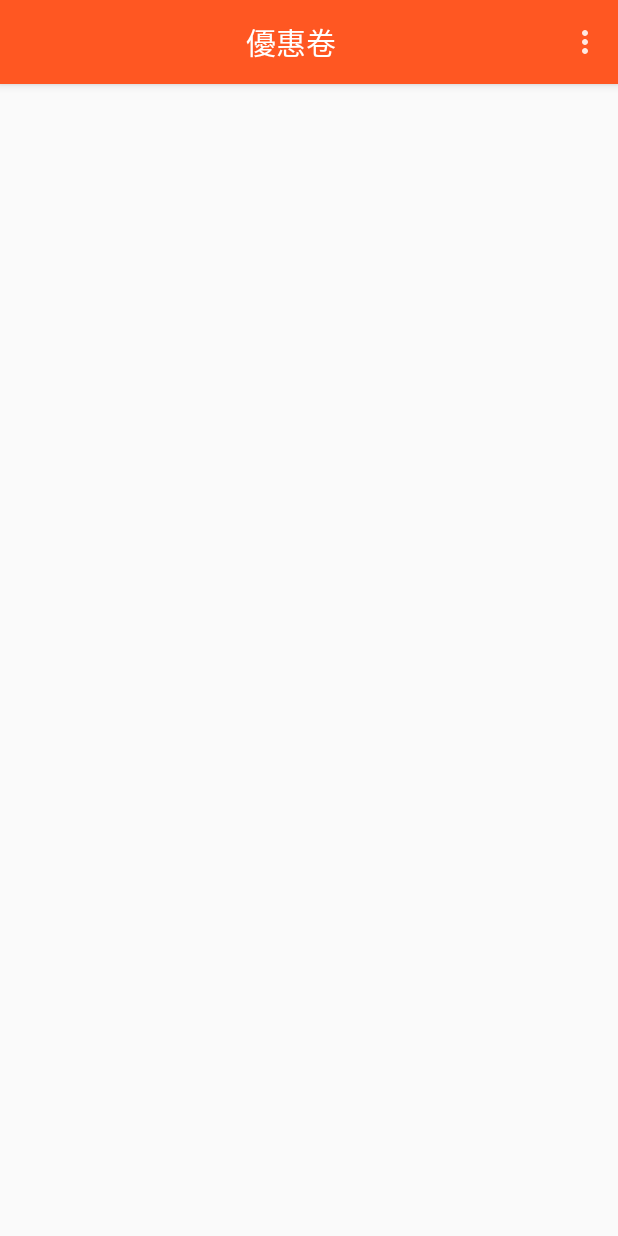
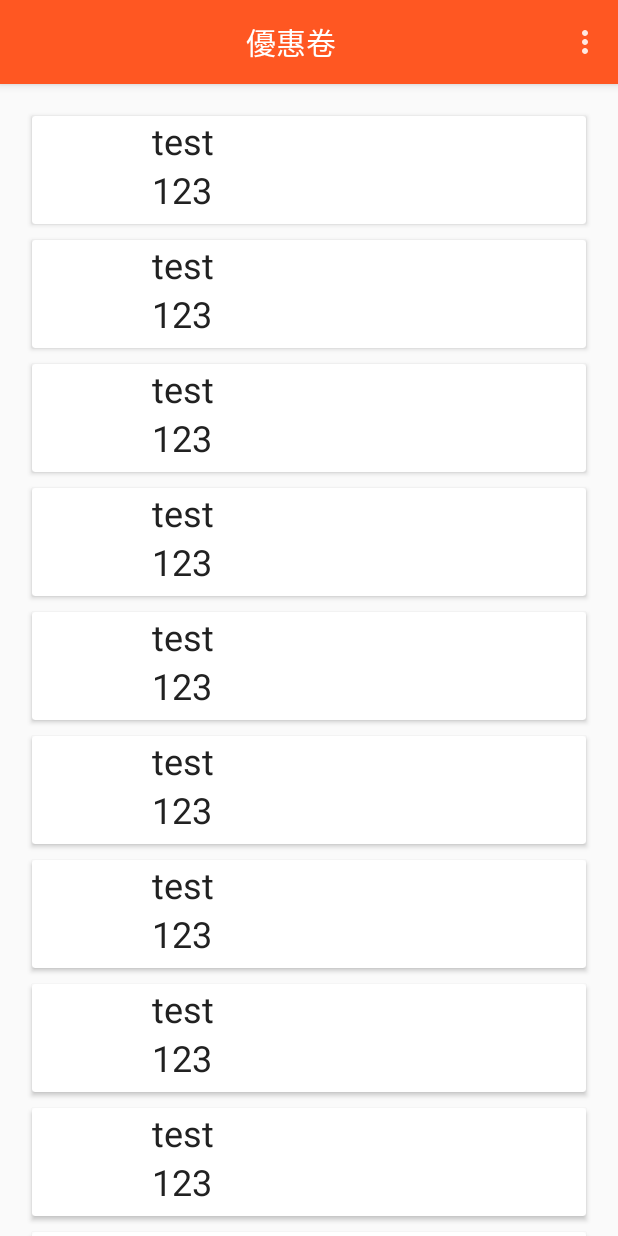
Before and after one commit to scott108/Bonus-Android, an Android app: the fragment CouponFragment placed in its activity, on a phone screen of 412 x 824 dp. Run offline under Robolectric (Android 15) with nearby library versions, the phone set to English and light mode, and no system bars; 5 statements that could not run were skipped.

Commit message:
Add recycleView with cardView in couponFragment and renaem the adapter of invoice

```diff
--- a/app/build.gradle
+++ b/app/build.gradle
@@ -21,5 +21,8 @@ android {
 
 dependencies {
     compile fileTree(dir: 'libs', include: ['*.jar'])
-    compile 'com.android.support:appcompat-v7:21.0.3'
+    compile "com.android.support:support-v4:21.0.3"
+    compile "com.android.support:appcompat-v7:21.0.3"
+    compile 'com.android.support:recyclerview-v7:21.0.3'
+    compile 'com.android.support:cardview-v7:21.0.3'
 }
--- a/app/src/main/AndroidManifest.xml
+++ b/app/src/main/AndroidManifest.xml
@@ -4,6 +4,8 @@
     <uses-permission android:name="android.permission.NFC" />
     <uses-sdk android:minSdkVersion="10"/>
     <uses-feature android:name="android.hardware.nfc" android:required="true" />
+    <uses-permission android:name="android.permission.ACCESS_NETWORK_STATE"/>
+    <uses-permission android:name="android.permission.INTERNET"/>
 
     <application
         android:allowBackup="true"
--- a/app/src/main/java/com/example/scott/bonus/MainActivity.java
+++ b/app/src/main/java/com/example/scott/bonus/MainActivity.java
@@ -16,18 +16,15 @@ import android.util.DisplayMetrics;
 import android.view.Menu;
 import android.nfc.NfcAdapter.CreateNdefMessageCallback;
 import android.nfc.NfcAdapter.OnNdefPushCompleteCallback;
-import android.view.View;
-import android.view.ViewGroup;
 import android.view.WindowManager;
-import android.widget.ArrayAdapter;
 import android.widget.TextView;
 import android.widget.Toast;
 
 import com.example.scott.bonus.fragment.CouponFragment;
 import com.example.scott.bonus.fragment.InvoiceFragment;
 import com.example.scott.bonus.fragment.UserFragment;
+import com.example.scott.bonus.fragmentcontrol.CouponFragmentControl;
 import com.example.scott.bonus.fragmentcontrol.InvoiceFragmentControl;
-import com.example.scott.bonus.gategory.CategoryAdapter;
 import com.example.scott.bonus.sqlite.doa.InvoiceDAO;
 import com.example.scott.bonus.sqlite.doa.InvoiceGoodsDAO;
 import com.example.scott.bonus.sqlite.entity.InvoiceGoodsItem;
@@ -38,7 +35,6 @@ import com.example.scott.bonus.utility.utility;
 import org.json.JSONException;
 import org.json.JSONObject;
 
-import java.util.ArrayList;
 import java.util.List;
 
 public class MainActivity extends FragmentActivity implements CreateNdefMessageCallback, OnNdefPushCompleteCallback {
@@ -54,10 +50,15 @@ public class MainActivity extends FragmentActivity implements CreateNdefMessageC
     private CouponFragment couponFragment;
     private UserFragment userFragment;
     private InvoiceFragmentControl invoiceFragmentControl;
+    private CouponFragmentControl couponFragmentControl;
     String domain = "com.example.scott.androidbream";
     String type = "icheedata";
     int width;
     int height;
+
+    public CouponFragmentControl getCouponFragmentControl() {
+        return couponFragmentControl;
+    }
 
     public InvoiceFragment getInvoiceFragment() {
         return invoiceFragment;
@@ -91,6 +92,8 @@ public class MainActivity extends FragmentActivity implements CreateNdefMessageC
         buildSQLite();
 
         invoiceFragmentControl = new InvoiceFragmentControl(this);
+
+        couponFragmentControl = new CouponFragmentControl(this);
 
         initTabFragment();
 
--- a/app/src/main/java/com/example/scott/bonus/fragment/CouponFragment.java
+++ b/app/src/main/java/com/example/scott/bonus/fragment/CouponFragment.java
@@ -1,8 +1,13 @@
 package com.example.scott.bonus.fragment;
 
 import android.app.Activity;
+import android.content.Intent;
+import android.content.pm.ResolveInfo;
+import android.os.AsyncTask;
 import android.support.v4.app.Fragment;
 import android.os.Bundle;
+import android.support.v7.widget.LinearLayoutManager;
+import android.support.v7.widget.RecyclerView;
 import android.view.LayoutInflater;
 import android.view.View;
 import android.view.ViewGroup;
@@ -10,12 +15,18 @@ import android.view.ViewGroup;
 import com.example.scott.bonus.MainActivity;
 import com.example.scott.bonus.R;
 
+import java.util.ArrayList;
+import java.util.Collections;
+import java.util.List;
+
 /**
  * Created by Scott on 15/4/20.
  */
 public class CouponFragment extends Fragment{
 
     MainActivity mainActivity;
+    private RecyclerView mRecyclerView;
+
     @Override
     public void onAttach(Activity activity) {
         super.onAttach(activity);
@@ -33,7 +44,9 @@ public class CouponFragment extends Fragment{
     public void onActivityCreated(Bundle savedInstanceState) {
         super.onActivityCreated(savedInstanceState);
         mainActivity.getActionBar().setCustomView(R.layout.coupon_title);
+        mRecyclerView = (RecyclerView) this.getView().findViewById(R.id.list);
+        mRecyclerView.setLayoutManager(new LinearLayoutManager(mainActivity));
+        mRecyclerView.setAdapter(mainActivity.getCouponFragmentControl().getmAdapter());
+    }
 
-
-    }
 }
--- a/app/src/main/java/com/example/scott/bonus/fragment/InvoiceFragment.java
+++ b/app/src/main/java/com/example/scott/bonus/fragment/InvoiceFragment.java
@@ -1,13 +1,10 @@
 package com.example.scott.bonus.fragment;
 
 import android.app.Activity;
-import android.app.Dialog;
 import android.os.Bundle;
 import android.support.v4.app.Fragment;
-import android.util.DisplayMetrics;
 import android.view.LayoutInflater;
 import android.widget.AdapterView;
-import android.widget.ArrayAdapter;
 import android.view.View;
 import android.view.ViewGroup;
 import android.widget.ListView;
@@ -15,13 +12,8 @@ import android.widget.TextView;
 
 import com.example.scott.bonus.MainActivity;
 import com.example.scott.bonus.R;
-import com.example.scott.bonus.gategory.CategoryAdapter;
-import com.example.scott.bonus.sqlite.doa.InvoiceDAO;
-import com.example.scott.bonus.sqlite.doa.InvoiceGoodsDAO;
-import com.example.scott.bonus.sqlite.entity.InvoiceItem;
-
-import java.util.ArrayList;
-import java.util.List;
+import com.example.scott.bonus.fragmentcontrol.invoiceAdapter.Invoice;
+import com.example.scott.bonus.fragmentcontrol.invoiceAdapter.InvoiceAdapter;
 
 /**
  * Created by Scott on 15/4/20.
@@ -30,7 +22,8 @@ public class InvoiceFragment extends Fragment {
     ListView categoryList;
     MainActivity mainActivity;
     LayoutInflater inflater;
-    CategoryAdapter categoryAdapter;
+    InvoiceAdapter invoiceAdapter;
+    TextView textView;
     @Override
     public void onAttach(Activity activity) {
         super.onAttach(activity);
@@ -42,23 +35,28 @@ public class InvoiceFragment extends Fragment {
     @Override
     public View onCreateView(LayoutInflater inflater, ViewGroup container, Bundle savedInstanceState) {
         this.inflater = inflater;
-        return inflater.inflate(R.layout.invoice, container, false);
+        return inflater.inflate(R.layout.activity_invoice, container, false);
     }
 
     @Override
     public void onActivityCreated(Bundle savedInstanceState) {
         super.onActivityCreated(savedInstanceState);
-        categoryAdapter = mainActivity.getInvoiceFragmentControl().getmCategoryAdapter();
+        invoiceAdapter = mainActivity.getInvoiceFragmentControl().getInvoiceAdapter();
         mainActivity.getActionBar().setCustomView(R.layout.invoice_title);
+        textView = (TextView) this.getView().findViewById(R.id.textView);
         categoryList = (ListView) this.getView().findViewById(R.id.invoiceList);
-        categoryList.setAdapter(categoryAdapter);
+        categoryList.setAdapter(invoiceAdapter);
 
-        //mCategoryAdapter.addCategory("2015年 1~2月", new ArrayAdapter<String>(mainActivity, android.R.layout.simple_list_item_1, mContacts));
+        if(categoryList.getCount() == 0 ){
+            textView.setVisibility(View.VISIBLE);
+        } else {
+            textView.setVisibility(View.GONE);
+        }
 
         categoryList.setOnItemClickListener(new AdapterView.OnItemClickListener() {
             public void onItemClick(AdapterView<?> av, View view, int i, long l) {
                 //Toast.makeText(mainActivity, "myPos " + i, Toast.LENGTH_LONG).show();
-                mainActivity.getInvoiceFragmentControl().showInvoiceDetailDialog(categoryAdapter.getInvoiceNum(i));
+                mainActivity.getInvoiceFragmentControl().showInvoiceDetailDialog(invoiceAdapter.getInvoiceNum(i));
             }
         });
     }
@@ -66,7 +64,20 @@ public class InvoiceFragment extends Fragment {
     @Override
     public void onPause() {
         super.onPause();
-        categoryList.setAdapter(categoryAdapter);
+
     }
 
+    @Override
+    public void onResume() {
+        super.onResume();
+        categoryList.setAdapter(invoiceAdapter);
+
+        if(invoiceAdapter.getCount() == 0 ){
+            textView.setVisibility(View.VISIBLE);
+        } else {
+            textView.setVisibility(View.GONE);
+        }
+    }
+
+
 }
--- /dev/null
+++ b/app/src/main/java/com/example/scott/bonus/fragmentcontrol/CouponFragmentControl.java
@@ -0,0 +1,82 @@
+package com.example.scott.bonus.fragmentcontrol;
+
+import android.content.Intent;
+import android.content.pm.ResolveInfo;
+import android.os.AsyncTask;
+import android.support.v7.widget.LinearLayoutManager;
+
+import com.example.scott.bonus.MainActivity;
+import com.example.scott.bonus.R;
+import com.example.scott.bonus.fragmentcontrol.couponadapter.CouponAdapter;
+import com.example.scott.bonus.fragmentcontrol.couponadapter.CouponInfo;
+
+
+import java.util.ArrayList;
+import java.util.Collections;
+import java.util.List;
+
+/**
+ * Created by Scott on 15/5/7.
+ */
+public class CouponFragmentControl {
+
+    private List<CouponInfo> applicationList = new ArrayList<CouponInfo>();
+    private CouponAdapter mAdapter;
+    private MainActivity mainActivity;
+    private LinearLayoutManager linearLayoutManager;
+
+    public LinearLayoutManager getLinearLayoutManager() {
+        return linearLayoutManager;
+    }
+
+    public CouponAdapter getmAdapter() {
+        return mAdapter;
+    }
+
+    public CouponFragmentControl(MainActivity mainActivity) {
+
+        this.mainActivity = mainActivity;
+        mAdapter = new CouponAdapter(new ArrayList<CouponInfo>(), R.layout.coupon_cardview_item, mainActivity);
+        //linearLayoutManager = new LinearLayoutManager(mainActivity);
+        new InitializeApplicationsTask().execute();
+    }
+
+    private class InitializeApplicationsTask extends AsyncTask<Void, Void, Void> {
+
+        @Override
+        protected void onPreExecute() {
+            mAdapter.clearApplications();
+            super.onPreExecute();
+        }
+
+        @Override
+        protected Void doInBackground(Void... params) {
+            applicationList.clear();
+
+            //Query the applications
+            final Intent mainIntent = new Intent(Intent.ACTION_MAIN, null);
+            mainIntent.addCategory(Intent.CATEGORY_LAUNCHER);
+
+
+            for (int i = 0; i < 10; i++) {
+                CouponInfo couponInfo = new CouponInfo();
+                couponInfo.setName("test");
+                couponInfo.setNumber("123");
+                applicationList.add(couponInfo);
+            }
+
+
+            return null;
+        }
+
+        @Override
+        protected void onPostExecute(Void result) {
+            //handle visibility
+
+            //set data for list
+            mAdapter.addApplications(applicationList);
+
+            super.onPostExecute(result);
+        }
+    }
+}
--- a/app/src/main/java/com/example/scott/bonus/fragmentcontrol/InvoiceFragmentControl.java
+++ b/app/src/main/java/com/example/scott/bonus/fragmentcontrol/InvoiceFragmentControl.java
@@ -1,18 +1,16 @@
 package com.example.scott.bonus.fragmentcontrol;
 
 import android.app.Dialog;
-import android.util.Base64;
 import android.util.DisplayMetrics;
 import android.view.View;
 import android.view.ViewGroup;
 import android.view.WindowManager;
 import android.widget.ArrayAdapter;
 import android.widget.TextView;
-import android.widget.Toast;
 
 import com.example.scott.bonus.MainActivity;
 import com.example.scott.bonus.R;
-import com.example.scott.bonus.gategory.CategoryAdapter;
+import com.example.scott.bonus.fragmentcontrol.invoiceAdapter.InvoiceAdapter;
 import com.example.scott.bonus.sqlite.entity.InvoiceGoodsItem;
 import com.example.scott.bonus.sqlite.entity.InvoiceItem;
 
@@ -45,17 +43,17 @@ public class InvoiceFragmentControl {
         List<InvoiceItem> invoiceItems =  mainActivity.getInvoiceDAO().getAll();
         for(int i = 0; i < invoiceItems.size(); i++) {
             String listContentTitle = "\n發票統編：" + invoiceItems.get(i).getInvoiceNum() + "\n店名：" + invoiceItems.get(i).getStoreName()  + "\n消費時間："+ invoiceItems.get(i).getCurrentTime() + "\n";
-            if(!mCategoryAdapter.getClassName().contains(invoiceItems.get(i).getStoreName())) {
+            if(!invoiceAdapter.getGroupNames().contains(invoiceItems.get(i).getStoreName())) {
                 tempInvoiceList = new ArrayList<String>();
                 tempInvoiceList.add(listContentTitle);
-                mCategoryAdapter.addCategory(invoiceItems.get(i).getStoreName(), invoiceItems.get(i).getInvoiceNum(), new ArrayAdapter<String>(mainActivity, android.R.layout.simple_list_item_1, tempInvoiceList));
+                invoiceAdapter.addInvoice(invoiceItems.get(i).getStoreName(), invoiceItems.get(i).getInvoiceNum(), new ArrayAdapter<String>(mainActivity, android.R.layout.simple_list_item_1, tempInvoiceList));
             } else {
-                mCategoryAdapter.addCategoryInExistClass(invoiceItems.get(i).getStoreName(), invoiceItems.get(i).getInvoiceNum(), listContentTitle);
+                invoiceAdapter.addInvoiceInExistGroup(invoiceItems.get(i).getStoreName(), invoiceItems.get(i).getInvoiceNum(), listContentTitle);
             }
         }
     }
 
-    private CategoryAdapter mCategoryAdapter = new CategoryAdapter() {
+    private InvoiceAdapter invoiceAdapter = new InvoiceAdapter() {
         @Override
         protected View getTitleView(String title, int index, View convertView, ViewGroup parent) {
             TextView titleView;
@@ -71,20 +69,20 @@ public class InvoiceFragmentControl {
         }
     };
 
-    public CategoryAdapter getmCategoryAdapter() {
-        return mCategoryAdapter;
+    public InvoiceAdapter getInvoiceAdapter() {
+        return invoiceAdapter;
     }
 
     public void addNewInvoiceIntoAdapter(InvoiceItem invoiceItem) {
 
         //get invoice data to add into listView
         String listContentTitle = "\n發票統編：" + invoiceItem.getInvoiceNum() + "\n店名：" + invoiceItem.getStoreName()  + "\n消費時間："+ invoiceItem.getCurrentTime() + "\n";
-        if(!mCategoryAdapter.getClassName().contains(invoiceItem.getStoreName())) {
+        if(!invoiceAdapter.getGroupNames().contains(invoiceItem.getStoreName())) {
             tempInvoiceList = new ArrayList<String>();
             tempInvoiceList.add(listContentTitle);
-            mCategoryAdapter.addCategory(invoiceItem.getStoreName(), invoiceItem.getInvoiceNum(), new ArrayAdapter<String>(mainActivity, android.R.layout.simple_list_item_1, tempInvoiceList));
+            invoiceAdapter.addInvoice(invoiceItem.getStoreName(), invoiceItem.getInvoiceNum(), new ArrayAdapter<String>(mainActivity, android.R.layout.simple_list_item_1, tempInvoiceList));
         } else {
-            mCategoryAdapter.addCategoryInExistClass(invoiceItem.getStoreName(), invoiceItem.getInvoiceNum(), listContentTitle);
+            invoiceAdapter.addInvoiceInExistGroup(invoiceItem.getStoreName(), invoiceItem.getInvoiceNum(), listContentTitle);
         }
     }
 
--- /dev/null
+++ b/app/src/main/java/com/example/scott/bonus/fragmentcontrol/couponadapter/CouponAdapter.java
@@ -0,0 +1,85 @@
+package com.example.scott.bonus.fragmentcontrol.couponadapter;
+
+import android.support.v7.widget.RecyclerView;
+import android.view.LayoutInflater;
+import android.view.View;
+import android.view.ViewGroup;
+import android.widget.ImageView;
+import android.widget.TextView;
+
+import com.example.scott.bonus.MainActivity;
+import com.example.scott.bonus.R;
+
+import java.util.List;
+
+/**
+ * Created by Scott on 15/5/7.
+ */
+public class CouponAdapter extends RecyclerView.Adapter<CouponAdapter.ViewHolder>{
+
+    private List<CouponInfo> coupons;
+    private int rowLayout;
+    private MainActivity mAct;
+
+    public CouponAdapter(List<CouponInfo> coupons, int rowLayout, MainActivity act) {
+        this.coupons = coupons;
+        this.rowLayout = rowLayout;
+        this.mAct = act;
+    }
+
+
+    public void clearApplications() {
+        int size = this.coupons.size();
+        if (size > 0) {
+            for (int i = 0; i < size; i++) {
+                coupons.remove(0);
+            }
+
+            this.notifyItemRangeRemoved(0, size);
+        }
+    }
+
+    public void addApplications(List<CouponInfo> applications) {
+        this.coupons.addAll(applications);
+        this.notifyItemRangeInserted(0, applications.size() - 1);
+    }
+
+    @Override
+    public ViewHolder onCreateViewHolder(final ViewGroup viewGroup, int i) {
+        View v = LayoutInflater.from(viewGroup.getContext()).inflate(rowLayout, viewGroup, false);
+        return new ViewHolder(v);
+    }
+
+    @Override
+    public void onBindViewHolder(final ViewHolder viewHolder, int i) {
+        final CouponInfo couponInfo = coupons.get(i);
+
+        viewHolder.name.setText(couponInfo.getName());
+        viewHolder.number.setText(couponInfo.getNumber());
+
+        viewHolder.itemView.setOnClickListener(new View.OnClickListener() {
+            @Override
+            public void onClick(View v) {
+
+            }
+        });
+    }
+
+    @Override
+    public int getItemCount() {
+        return coupons == null ? 0 : coupons.size();
+    }
+
+    public static class ViewHolder extends RecyclerView.ViewHolder {
+        public TextView name, number, deadline, content;
+        public ImageView image;
+
+        public ViewHolder(View itemView) {
+            super(itemView);
+            name = (TextView) itemView.findViewById(R.id.name);
+            number = (TextView) itemView.findViewById(R.id.number);
+            image = (ImageView) itemView.findViewById(R.id.countryImage);
+        }
+
+    }
+}
--- /dev/null
+++ b/app/src/main/java/com/example/scott/bonus/fragmentcontrol/couponadapter/CouponInfo.java
@@ -0,0 +1,57 @@
+package com.example.scott.bonus.fragmentcontrol.couponadapter;
+
+import android.annotation.SuppressLint;
+import android.content.ComponentName;
+import android.content.Context;
+import android.content.pm.PackageInfo;
+import android.content.pm.PackageManager;
+import android.content.pm.ResolveInfo;
+import android.content.res.AssetManager;
+import android.content.res.Configuration;
+import android.content.res.Resources;
+import android.graphics.drawable.Drawable;
+import android.util.DisplayMetrics;
+
+import java.util.Locale;
+
+/**
+ * Created by Scott on 15/5/7.
+ */
+public class CouponInfo {
+    private String name;
+    private String number;
+    private String deadline;
+    private String content;
+
+    public String getName() {
+        return name;
+    }
+
+    public void setName(String name) {
+        this.name = name;
+    }
+
+    public String getNumber() {
+        return number;
+    }
+
+    public void setNumber(String number) {
+        this.number = number;
+    }
+
+    public String getDeadline() {
+        return deadline;
+    }
+
+    public void setDeadline(String deadline) {
+        this.deadline = deadline;
+    }
+
+    public String getContent() {
+        return content;
+    }
+
+    public void setContent(String content) {
+        this.content = content;
+    }
+}
--- a/app/src/main/java/com/example/scott/bonus/gategory/Category.java
+++ b/app/src/main/java/com/example/scott/bonus/fragmentcontrol/invoiceAdapter/Invoice.java
@@ -1,4 +1,4 @@
-package com.example.scott.bonus.gategory;
+package com.example.scott.bonus.fragmentcontrol.invoiceAdapter;
 
 /**
  * Created by Scott on 15/4/20.
@@ -6,10 +6,10 @@ package com.example.scott.bonus.gategory;
 import android.widget.Adapter;
 import android.widget.ArrayAdapter;
 
-public class Category {
+public class Invoice {
     private String mTitle;
     private ArrayAdapter mAdapter;
-    public Category(String title, ArrayAdapter adapter) {
+    public Invoice(String title, ArrayAdapter adapter) {
         mTitle = title;
         mAdapter = adapter;
     }
--- a/app/src/main/res/layout/coupon.xml
+++ b/app/src/main/res/layout/coupon.xml
@@ -2,5 +2,15 @@
 <LinearLayout xmlns:android="http://schemas.android.com/apk/res/android"
     android:orientation="vertical" android:layout_width="match_parent"
     android:layout_height="match_parent">
+    <android.support.v7.widget.RecyclerView
+        android:id="@+id/list"
+        android:layout_width="match_parent"
+        android:layout_height="match_parent"
+
+        android:paddingBottom="@dimen/activity_vertical_margin"
+        android:paddingLeft="@dimen/activity_horizontal_margin"
+        android:paddingRight="@dimen/activity_horizontal_margin"
+        android:paddingTop="@dimen/activity_horizontal_margin"
+        />
 
 </LinearLayout>
--- /dev/null
+++ b/app/src/main/res/layout/coupon_cardview_item.xml
@@ -0,0 +1,44 @@
+<?xml version="1.0" encoding="utf-8"?>
+<android.support.v7.widget.CardView xmlns:android="http://schemas.android.com/apk/res/android"
+    android:orientation="horizontal"
+    android:layout_width="match_parent"
+    android:layout_margin="5dp"
+    android:clickable="true"
+    android:layout_height="wrap_content">
+    <LinearLayout xmlns:android="http://schemas.android.com/apk/res/android"
+        android:orientation="vertical" android:layout_width="match_parent"
+        android:layout_height="match_parent"
+        android:paddingLeft="80dp"
+        >
+        <TextView
+            android:id="@+id/name"
+            android:gravity="center_vertical"
+            android:layout_width="wrap_content"
+            android:layout_height="wrap_content"
+            android:textSize="24sp"
+            android:textColor="@color/text"
+            android:clickable="false"
+            />
+        <TextView
+            android:id="@+id/number"
+            android:gravity="center_vertical"
+            android:layout_width="wrap_content"
+            android:layout_height="wrap_content"
+            android:textSize="24sp"
+            android:textColor="@color/text"
+            android:clickable="false"
+            />
+    </LinearLayout>
+
+    <ImageView
+        android:transitionName="appIcon"
+        android:id="@+id/countryImage"
+        android:layout_width="72dp"
+        android:layout_height="72dp"
+        android:padding="4dp"
+        android:scaleType="centerCrop"
+        android:clickable="false"
+        />
+
+
+</android.support.v7.widget.CardView>
```
Also changed, not shown: app/src/main/java/com/example/scott/bonus/fragmentcontrol/invoiceAdapter/InvoiceAdapter.java (added, +128 -0 lines), app/src/main/java/com/example/scott/bonus/gategory/CategoryAdapter.java (deleted, +0 -132 lines), app/src/main/res/layout/activity_invoice.xml (added, +21 -0 lines), app/src/main/res/layout/invoice.xml (deleted, +0 -10 lines), app/src/main/res/values/color.xml (+13 -0 lines), app/src/main/res/values/dimens.xml (+21 -1 lines), app/src/main/res/values/strings.xml (+15 -0 lines), 1 other file.
